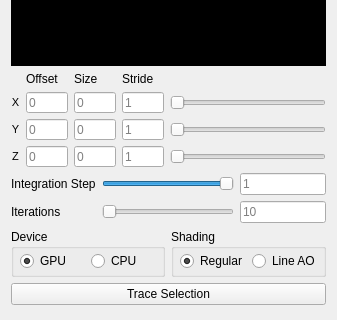
Above: include/pli_vis/ui/plugins/tractography_toolbox.ui from VRGroupRWTH/pli_view before the change; both pictures show x 0 to 337 and y 160 to 480 of the 337 by 480 pixel window. Below: the same form after it.
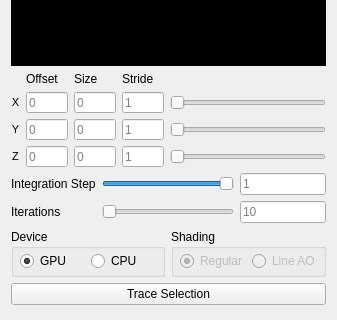
That is the form after the change. Custom widgets are drawn as their Qt base class.

```diff
--- a/include/pli_vis/ui/plugins/tractography_toolbox.ui
+++ b/include/pli_vis/ui/plugins/tractography_toolbox.ui
@@ -1143,6 +1143,9 @@
       </property>
       <item>
        <widget class="QRadioButton" name="radio_button_regular">
+        <property name="enabled">
+         <bool>false</bool>
+        </property>
         <property name="text">
          <string>Regular</string>
         </property>
@@ -1153,6 +1156,9 @@
       </item>
       <item>
        <widget class="QRadioButton" name="radio_button_lineao">
+        <property name="enabled">
+         <bool>false</bool>
+        </property>
         <property name="text">
          <string>Line AO</string>
         </property>
```
Left out of the diff: 3 changed lines with no effect on the pictures.
